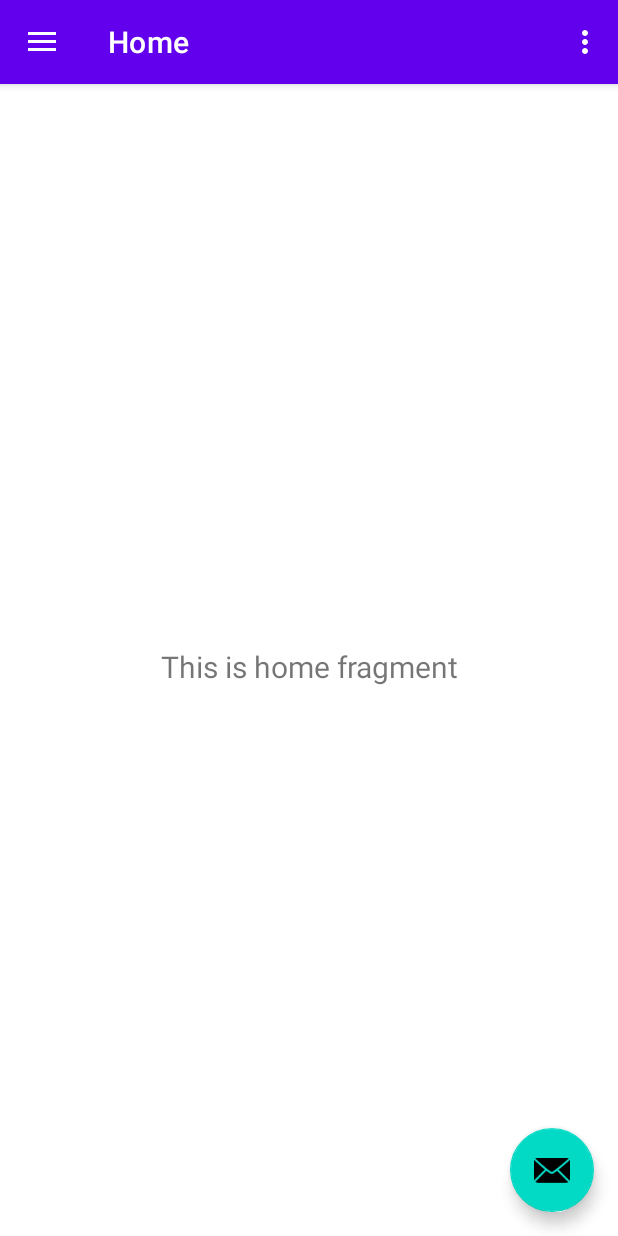
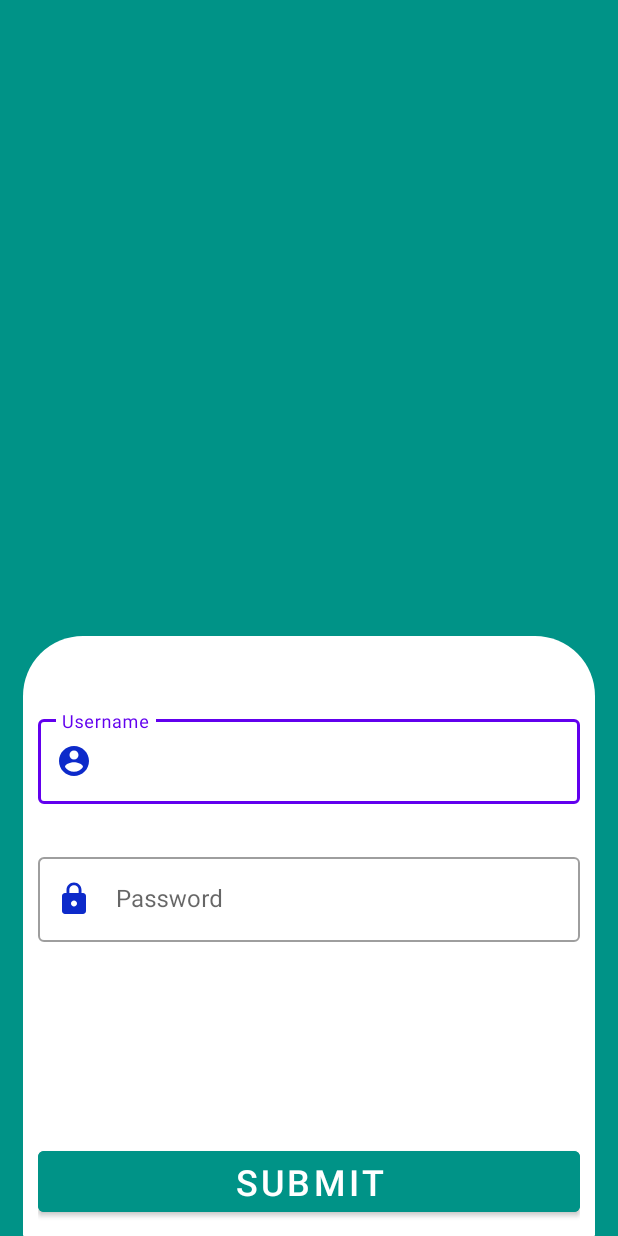
Before and after one commit to RahulSChauhan50/AceData, an Android app: the screen it shows after launch (AppActivity before the commit, MainActivity after it), on a phone screen of 412 x 824 dp. Run offline under Robolectric (Android 15) with nearby library versions, the phone set to English and light mode, and no system bars.

Commit message:
initial setup for login Screen

```diff
--- a/app/build.gradle
+++ b/app/build.gradle
@@ -37,6 +37,7 @@ dependencies {
     implementation 'androidx.navigation:navigation-ui:2.3.3'
     implementation 'androidx.lifecycle:lifecycle-livedata-ktx:2.3.0'
     implementation 'androidx.lifecycle:lifecycle-viewmodel-ktx:2.3.0'
+    implementation 'androidx.legacy:legacy-support-v4:1.0.0'
     testImplementation 'junit:junit:4.+'
     androidTestImplementation 'androidx.test.ext:junit:1.1.2'
     androidTestImplementation 'androidx.test.espresso:espresso-core:3.3.0'
--- a/app/src/main/java/com/example/acedata/MainActivity.java
+++ b/app/src/main/java/com/example/acedata/MainActivity.java
@@ -2,16 +2,62 @@ package com.example.acedata;
 
 import androidx.appcompat.app.AppCompatActivity;
 
-import android.content.Intent;
+import android.app.FragmentManager;
+import android.app.FragmentTransaction;
 import android.os.Bundle;
+import android.view.View;
+import android.widget.Button;
+import android.widget.Toast;
+
+import com.example.acedata.ui.Login_Fragment;
+import com.example.acedata.ui.Pin_Fragment;
+import com.example.acedata.ui.Pin_Generator;
 
 public class MainActivity extends AppCompatActivity {
+    Button btn;
+    FragmentManager fragmentManager;
 
     @Override
     protected void onCreate(Bundle savedInstanceState) {
         super.onCreate(savedInstanceState);
         setContentView(R.layout.activity_main);
-        Intent intent=new Intent(this,AppActivity.class);
-        startActivity(intent);
+         fragmentManager = getFragmentManager();
+
+//        Intent intent=new Intent(this,AppActivity.class);
+//        startActivity(intent);
+//        btn.setOnClickListener(new View.OnClickListener() {
+//            @Override
+//            public void onClick(View view) {
+//                FragmentManager fragmentManager = getFragmentManager();
+//                FragmentTransaction trans= fragmentManager.beginTransaction();
+//                Login_Fragment login_fragment = new Login_Fragment();
+//                trans.replace(R.id.main_Frame,login_fragment);
+//                trans.commit();
+//                Toast.makeText(MainActivity.this, "click", Toast.LENGTH_SHORT).show();
+//            }
+//        });
+        FragmentTransaction trans= fragmentManager.beginTransaction();
+        Login_Fragment login_fragment = new Login_Fragment();
+        trans.replace(R.id.main_Frame,login_fragment);
+        trans.commit();
+
+    }
+    public void Add_Login_Fragment(View view){
+        FragmentTransaction trans= fragmentManager.beginTransaction();
+        Login_Fragment login_fragment = new Login_Fragment();
+        trans.replace(R.id.main_Frame,login_fragment);
+        trans.commit();
+    }
+    public void Add_PinGenerator_Fragment(View view){
+        FragmentTransaction trans= fragmentManager.beginTransaction();
+        Pin_Generator pin_generator = new Pin_Generator();
+        trans.replace(R.id.main_Frame,pin_generator);
+        trans.commit();
+    }
+    public void Add_Pin_Fragment(View view){
+        FragmentTransaction trans= fragmentManager.beginTransaction();
+        Pin_Fragment pin = new Pin_Fragment();
+        trans.replace(R.id.main_Frame,pin);
+        trans.commit();
     }
 }
--- /dev/null
+++ b/app/src/main/java/com/example/acedata/ui/Login_Fragment.java
@@ -0,0 +1,33 @@
+package com.example.acedata.ui;
+
+import android.app.Fragment;
+import android.app.FragmentManager;
+import android.app.FragmentTransaction;
+import android.os.Bundle;
+import android.view.LayoutInflater;
+import android.view.View;
+import android.view.ViewGroup;
+import android.widget.Button;
+
+import com.example.acedata.MainActivity;
+import com.example.acedata.R;
+
+public class Login_Fragment extends Fragment {
+    FragmentManager fragmentManager;
+    Button submit_btn;
+    @Override
+    public View onCreateView(LayoutInflater inflater, ViewGroup container,
+                             Bundle savedInstanceState) {
+        // Inflate the layout for this fragment
+        View myView = inflater.inflate(R.layout.fragment_login_, container, false);
+
+        submit_btn = myView.findViewById(R.id.submit);
+        submit_btn.setOnClickListener(new View.OnClickListener() {
+            @Override
+            public void onClick(View view) {
+                ((MainActivity)getActivity()).Add_PinGenerator_Fragment(view);
+            }
+        });
+       return myView;
+    }
+}
--- /dev/null
+++ b/app/src/main/res/drawable/password.xml
@@ -0,0 +1,5 @@
+<vector android:height="24dp" android:tint="#2636CF"
+    android:viewportHeight="24" android:viewportWidth="24"
+    android:width="24dp" xmlns:android="http://schemas.android.com/apk/res/android">
+    <path android:fillColor="@android:color/white" android:pathData="M18,8h-1L17,6c0,-2.76 -2.24,-5 -5,-5S7,3.24 7,6v2L6,8c-1.1,0 -2,0.9 -2,2v10c0,1.1 0.9,2 2,2h12c1.1,0 2,-0.9 2,-2L20,10c0,-1.1 -0.9,-2 -2,-2zM12,17c-1.1,0 -2,-0.9 -2,-2s0.9,-2 2,-2 2,0.9 2,2 -0.9,2 -2,2zM15.1,8L8.9,8L8.9,6c0,-1.71 1.39,-3.1 3.1,-3.1 1.71,0 3.1,1.39 3.1,3.1v2z"/>
+</vector>
--- /dev/null
+++ b/app/src/main/res/drawable/round.xml
@@ -0,0 +1,8 @@
+<?xml version="1.0" encoding="utf-8"?>
+<shape xmlns:android="http://schemas.android.com/apk/res/android">
+    <solid android:color="#ffffff"/>
+    <corners android:topLeftRadius="40dp" android:topRightRadius="40dp"
+        android:bottomLeftRadius="0.1dp" android:bottomRightRadius="0.1dp"/>
+    <padding android:left="0dp" android:top="0dp" android:right="0dp"
+        android:bottom="0dp" />
+</shape>
--- /dev/null
+++ b/app/src/main/res/drawable/user.xml
@@ -0,0 +1,5 @@
+<vector android:height="24dp" android:tint="#2636CF"
+    android:viewportHeight="24" android:viewportWidth="24"
+    android:width="24dp" xmlns:android="http://schemas.android.com/apk/res/android">
+    <path android:fillColor="@android:color/white" android:pathData="M3,5v14c0,1.1 0.89,2 2,2h14c1.1,0 2,-0.9 2,-2L21,5c0,-1.1 -0.9,-2 -2,-2L5,3c-1.11,0 -2,0.9 -2,2zM15,9c0,1.66 -1.34,3 -3,3s-3,-1.34 -3,-3 1.34,-3 3,-3 3,1.34 3,3zM6,17c0,-2 4,-3.1 6,-3.1s6,1.1 6,3.1v1L6,18v-1z"/>
+</vector>
--- /dev/null
+++ b/app/src/main/res/drawable/user2.xml
@@ -0,0 +1,5 @@
+<vector android:height="24dp" android:tint="#2636CF"
+    android:viewportHeight="24" android:viewportWidth="24"
+    android:width="24dp" xmlns:android="http://schemas.android.com/apk/res/android">
+    <path android:fillColor="@android:color/white" android:pathData="M12,2C6.48,2 2,6.48 2,12s4.48,10 10,10 10,-4.48 10,-10S17.52,2 12,2zM12,5c1.66,0 3,1.34 3,3s-1.34,3 -3,3 -3,-1.34 -3,-3 1.34,-3 3,-3zM12,19.2c-2.5,0 -4.71,-1.28 -6,-3.22 0.03,-1.99 4,-3.08 6,-3.08 1.99,0 5.97,1.09 6,3.08 -1.29,1.94 -3.5,3.22 -6,3.22z"/>
+</vector>
--- a/app/src/main/res/layout/activity_main.xml
+++ b/app/src/main/res/layout/activity_main.xml
@@ -6,13 +6,15 @@
     android:layout_height="match_parent"
     tools:context=".MainActivity">
 
-    <TextView
-        android:layout_width="wrap_content"
-        android:layout_height="wrap_content"
-        android:text="Hello World!"
+    <FrameLayout
+        android:layout_width="match_parent"
+        android:layout_height="match_parent"
         app:layout_constraintBottom_toBottomOf="parent"
-        app:layout_constraintLeft_toLeftOf="parent"
-        app:layout_constraintRight_toRightOf="parent"
-        app:layout_constraintTop_toTopOf="parent" />
+        android:id="@+id/main_Frame"
+        app:layout_constraintEnd_toEndOf="parent"
+        app:layout_constraintStart_toStartOf="parent"
+        app:layout_constraintTop_toTopOf="parent">
+
+    </FrameLayout>
 
 </androidx.constraintlayout.widget.ConstraintLayout>
--- /dev/null
+++ b/app/src/main/res/layout/fragment_login_.xml
@@ -0,0 +1,77 @@
+<?xml version="1.0" encoding="utf-8"?>
+<androidx.constraintlayout.widget.ConstraintLayout xmlns:android="http://schemas.android.com/apk/res/android"
+    xmlns:app="http://schemas.android.com/apk/res-auto"
+    xmlns:tools="http://schemas.android.com/tools"
+    android:layout_width="match_parent"
+    android:layout_height="match_parent"
+    android:background="#009387"
+    android:paddingHorizontal="15dp"
+    tools:context=".MainActivity">
+
+    <androidx.constraintlayout.widget.ConstraintLayout
+        android:id="@+id/constraintLayout"
+        android:layout_width="match_parent"
+        android:layout_height="400dp"
+        android:background="@drawable/round"
+        android:paddingHorizontal="10dp"
+        app:layout_constraintBottom_toBottomOf="parent"
+        app:layout_constraintEnd_toEndOf="parent"
+        app:layout_constraintHorizontal_bias="0.551"
+        app:layout_constraintStart_toStartOf="parent"
+        app:layout_constraintTop_toTopOf="parent"
+        app:layout_constraintVertical_bias="1.0">
+
+
+        <Button
+            android:id="@+id/submit"
+            android:layout_width="match_parent"
+            android:layout_height="wrap_content"
+            android:layout_marginBottom="10dp"
+            android:backgroundTint="#009387"
+            android:text="Submit"
+            android:textSize="24dp"
+            app:layout_constraintBottom_toBottomOf="parent"
+            app:layout_constraintEnd_toEndOf="parent"
+            app:layout_constraintStart_toStartOf="parent" />
+
+        <com.google.android.material.textfield.TextInputLayout
+            android:id="@+id/username_input"
+            style="@style/Widget.MaterialComponents.TextInputLayout.OutlinedBox"
+            android:layout_width="match_parent"
+            android:layout_height="wrap_content"
+            android:layout_marginTop="50dp"
+            android:hint="@string/username"
+            app:startIconDrawable="@drawable/user2"
+            app:startIconTint="#0D2ACA"
+            android:autofillHints="#009387"
+            app:layout_constraintEnd_toEndOf="parent"
+            app:layout_constraintStart_toStartOf="parent"
+            app:layout_constraintTop_toTopOf="parent">
+
+            <com.google.android.material.textfield.TextInputEditText
+                android:layout_width="match_parent"
+                android:layout_height="wrap_content" />
+        </com.google.android.material.textfield.TextInputLayout>
+
+        <com.google.android.material.textfield.TextInputLayout
+            android:id="@+id/password_input"
+            style="@style/Widget.MaterialComponents.TextInputLayout.OutlinedBox"
+            android:layout_width="match_parent"
+            android:layout_height="wrap_content"
+            android:layout_marginTop="30dp"
+            android:autofillHints="#009387"
+            app:startIconTint="#0D2ACA"
+            app:startIconDrawable="@drawable/password"
+            android:hint="@string/password"
+            app:layout_constraintEnd_toEndOf="parent"
+            app:layout_constraintStart_toStartOf="parent"
+            app:layout_constraintTop_toBottomOf="@+id/username_input">
+
+            <com.google.android.material.textfield.TextInputEditText
+                android:layout_width="match_parent"
+                android:layout_height="wrap_content" />
+        </com.google.android.material.textfield.TextInputLayout>
+
+
+    </androidx.constraintlayout.widget.ConstraintLayout>
+</androidx.constraintlayout.widget.ConstraintLayout>
--- a/app/src/main/res/values/colors.xml
+++ b/app/src/main/res/values/colors.xml
@@ -7,4 +7,9 @@
     <color name="teal_700">#FF018786</color>
     <color name="black">#FF000000</color>
     <color name="white">#FFFFFFFF</color>
+    <color name="light_blue_600">#FF039BE5</color>
+    <color name="light_blue_900">#FF01579B</color>
+    <color name="light_blue_A200">#FF40C4FF</color>
+    <color name="light_blue_A400">#FF00B0FF</color>
+    <color name="black_overlay">#66000000</color>
 </resources>
--- a/app/src/main/res/values/strings.xml
+++ b/app/src/main/res/values/strings.xml
@@ -13,4 +13,10 @@
     <string name="menu_slideshow">Slideshow</string>
     <string name="menu_datalist">Data List</string>
     <string name="menu_retrylist">Retry List</string>
+    <string name="dummy_button">Dummy Button</string>
+    <string name="dummy_content">DUMMY\nCONTENT</string>
+    <!-- TODO: Remove or change this placeholder text -->
+    <string name="hello_blank_fragment">Hello blank fragment</string>
+    <string name="username">Username</string>
+    <string name="password">Password</string>
 </resources>
```
Also changed, not shown: app/src/main/java/com/example/acedata/ui/Pin_Fragment.java (added, +20 -0 lines), app/src/main/java/com/example/acedata/ui/Pin_Generator.java (added, +33 -0 lines), app/src/main/res/layout/fragment_pin_.xml (added, +14 -0 lines), app/src/main/res/layout/fragment_pin__generator.xml (added, +19 -0 lines), app/src/main/res/values/themes.xml (line endings or trailing spaces).
